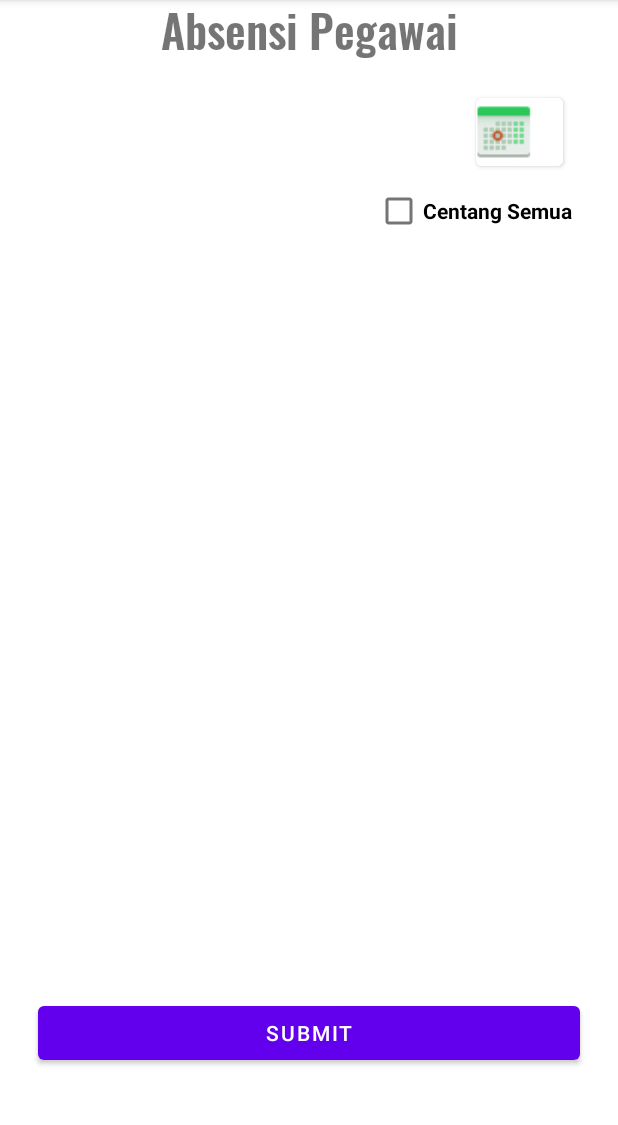
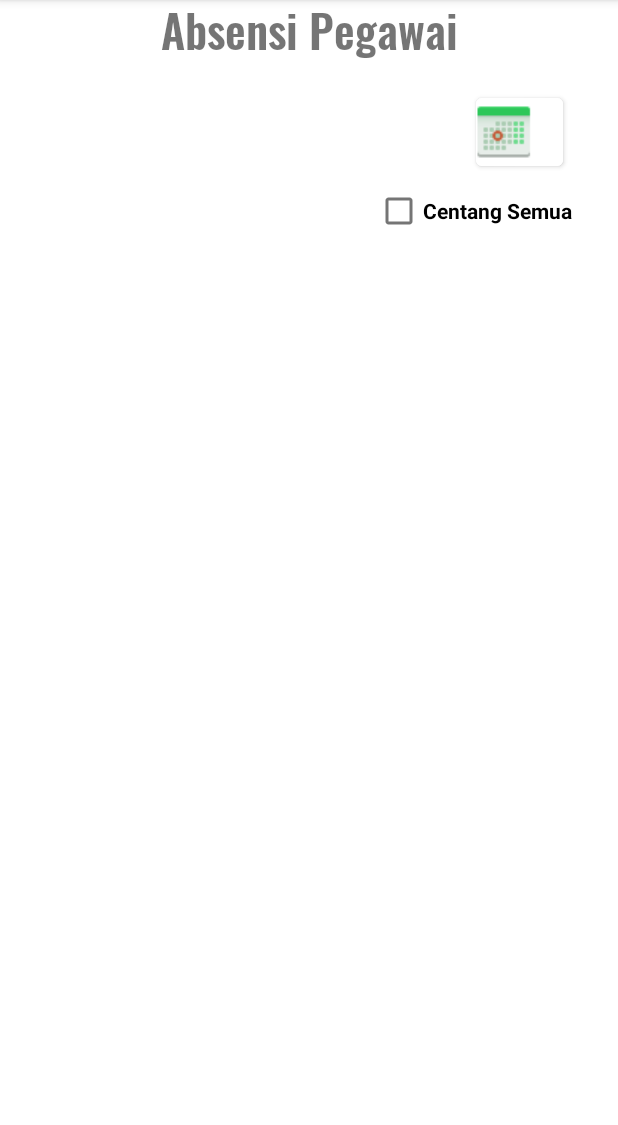
Before and after one commit to Marv876/AndroidKPNew, an Android app: the AbsensiActivity screen opened directly, with no data from a screen before it, on a phone screen of 412 x 824 dp, the part 84-1209 px from its top. Run offline under Robolectric (Android 15) with nearby library versions, the phone set to English and light mode, and no system bars; our stand-ins replace Firebase (no records; nobody signed in at launch, a user with empty details on screens opened directly).

Commit message:
push ulang absensi

```diff
--- a/app/src/main/java/com/example/androidkpnew/AbsensiActivity.java
+++ b/app/src/main/java/com/example/androidkpnew/AbsensiActivity.java
@@ -54,7 +54,6 @@ public class AbsensiActivity extends AppCompatActivity implements DatePickerDial
 
         recyclerView = findViewById(R.id.data_absensi);
         final TextView tanggalTxt = findViewById(R.id.tanggal_txt);
-        final Button submitBtn = findViewById(R.id.submitAbsen_btn);
         final Button kalender = findViewById(R.id.calendar_btn);
         databaseReference = FirebaseDatabase.getInstance().getReference("Employee");
         recyclerView.setHasFixedSize(true);
@@ -94,29 +93,22 @@ public class AbsensiActivity extends AppCompatActivity implements DatePickerDial
             }
         });
 
-        DAOAbsen konekDB = new DAOAbsen();
-        if(sdhPilihTgl == true){tanggalTxt.setText(""+tglSekarang); Log.d("txt tanggal nya", tanggalTxt.toString());}
+        if(sdhPilihTgl == true){
+            tanggalTxt.setText(tglSekarang);
+            Log.d("txt tanggal nya", tanggalTxt.toString());
+        }
 
-        submitBtn.setOnClickListener(view -> {
-            Absen absBaru = new Absen(tglSekarang, getNama, getRole, getNorek, getHalf, getFull);
-            konekDB.add(absBaru).addOnSuccessListener(suc -> {
-                Toast.makeText(this,"Absen Telah diCatat!", Toast.LENGTH_LONG).show();
-            }).addOnFailureListener(er -> {
-                Toast.makeText(this,""+er.getMessage(), Toast.LENGTH_LONG).show();
-            });
-
-//            if(!abs.isEmpty()){
-//                HashMap<String, Object> hashmap = new HashMap<>();
-//                hashmap.put("tanggal", kalender.getText().toString());
-////                hashmap.put("namaPegawai", abs.set);
-//                konekDB.update(abs.getKey(), hashmap).addOnSuccessListener(suc -> {
-//                    Toast.makeText(this, "Berhasil Update Absensi", Toast.LENGTH_SHORT).show();
-//                    finish();
-//                }).addOnFailureListener(er -> {
-//                    Toast.makeText(this, ""+ er.getMessage(), Toast.LENGTH_SHORT).show();
-//                });
-//            }
-        });
+//        if(!abs.isEmpty()){
+//            HashMap<String, Object> hashmap = new HashMap<>();
+//            hashmap.put("tanggal", kalender.getText().toString());
+//            hashmap.put("namaPegawai", abs.set);
+//            konekDB.update(abs.getKey(), hashmap).addOnSuccessListener(suc -> {
+//                Toast.makeText(this, "Berhasil Update Absensi", Toast.LENGTH_SHORT).show();
+//                finish();
+//            }).addOnFailureListener(er -> {
+//                Toast.makeText(this, ""+ er.getMessage(), Toast.LENGTH_SHORT).show();
+//            });
+//        }
 
 
     }
@@ -166,6 +158,13 @@ public class AbsensiActivity extends AppCompatActivity implements DatePickerDial
         getNorek = norekening;
         getHalf = halfDay;
         getFull = fullDay;
+        DAOAbsen konekDB = new DAOAbsen();
+        Absen absBaru = new Absen(tglSekarang, getNama, getRole, getNorek, getHalf, getFull);
+        konekDB.add(absBaru).addOnSuccessListener(suc -> {
+            Toast.makeText(this,"Absen Telah diCatat!", Toast.LENGTH_LONG).show();
+        }).addOnFailureListener(er -> {
+            Toast.makeText(this,""+er.getMessage(), Toast.LENGTH_LONG).show();
+        });
     }
 
 }
--- a/app/src/main/java/com/example/androidkpnew/AbsensiViewAdapter.java
+++ b/app/src/main/java/com/example/androidkpnew/AbsensiViewAdapter.java
@@ -85,6 +85,8 @@ public class AbsensiViewAdapter extends RecyclerView.Adapter<AbsensiViewAdapter.
                     Log.d("OUTPUT HalfDay", "checkbox HalfDay true dengan posisi nomor "+holder.getAdapterPosition()+" hasil : "+holder.halfDay.getText()+" "+getNama);
 
                     listenerAbsensi.addToList(getNama, getRole, getNoRek, masukFull, masukHalf);
+                    masukHalf = "0";
+                    masukFull = "0";
                 }else{
 //                    0 artinya absen
                     masukHalf = "0";
@@ -110,6 +112,8 @@ public class AbsensiViewAdapter extends RecyclerView.Adapter<AbsensiViewAdapter.
                     Log.d("OUTPUT FullDay", "checkbox FullDay true dengan posisi nomor "+holder.getAdapterPosition()+" hasil : "+holder.fullDay.getText()+" "+getNama);
 
                     listenerAbsensi.addToList(getNama, getRole, getNoRek, masukFull, masukHalf);
+                    masukHalf = "0";
+                    masukFull = "0";
                 }else{
 //                    0 artinya absen
                     masukFull = "0";
--- a/app/src/main/res/layout/activity_absensi.xml
+++ b/app/src/main/res/layout/activity_absensi.xml
@@ -62,13 +62,13 @@
 
     </androidx.recyclerview.widget.RecyclerView>
 
-    <Button
-        android:id="@+id/submitAbsen_btn"
-        android:layout_width="match_parent"
-        android:layout_height="wrap_content"
-        android:layout_marginLeft="25dp"
-        android:layout_marginRight="25dp"
-        android:text="Submit" />
+<!--    <Button-->
+<!--        android:id="@+id/submitAbsen_btn"-->
+<!--        android:layout_width="match_parent"-->
+<!--        android:layout_height="wrap_content"-->
+<!--        android:layout_marginLeft="25dp"-->
+<!--        android:layout_marginRight="25dp"-->
+<!--        android:text="Submit" />-->
 
 
 </LinearLayout>
```
Also changed, not shown: app/src/main/java/com/example/androidkpnew/Absen.java (+13 -13 lines).
